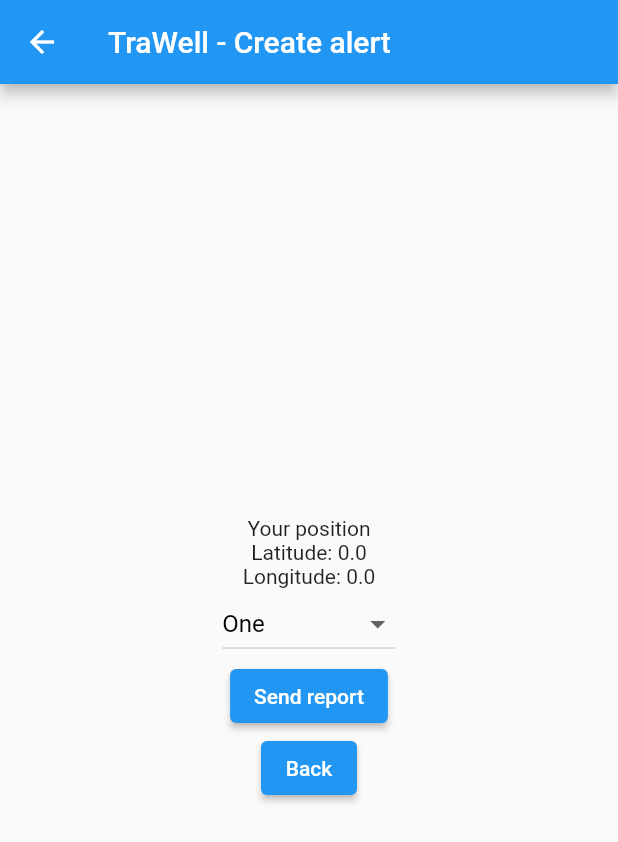
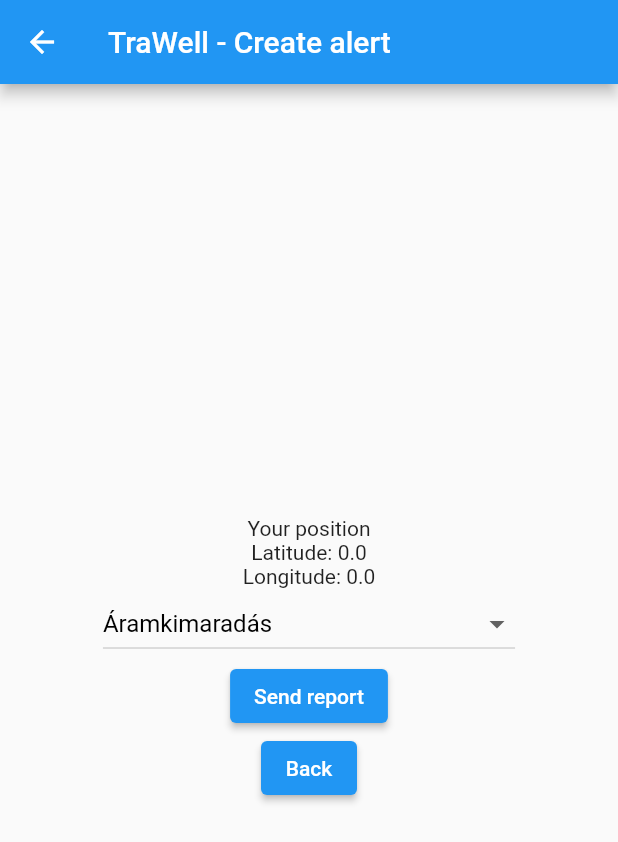
Before and after one commit to rigopeti96/flutter_homework, a Flutter app: the CreateAlertPage screen opened directly with empty values, on a phone screen of 412 x 824 dp. Shown: the top 842 px of the screen. Run offline on Flutter 3.47's test engine with Material 2 defaults, Android fonts, the phone set to English and light mode, and no system bars; our stand-ins replace geolocator, google_maps_flutter.

Commit message:
Dropdown list works - PR

```diff
--- a/lib/alerts/createalerts.dart
+++ b/lib/alerts/createalerts.dart
@@ -18,8 +18,19 @@
 
 class _CreateAlertPage extends State<CreateAlertPage> {
   final LatLng position;
-  String selectedString = "One";
-  List<String> list = <String>['One', 'Two', 'Three', 'Four'];
+  String reportType = "Áramkimaradás";
+
+  List<String> list = <String>['Áramkimaradás',
+    'Baleset (autó)',
+    'Baleset (tömegközlekedési eszköz)',
+    'Ellenőr',
+    'Forgalmi torlódás',
+    'Időjárás miatti fennakadás',
+    'Ismeretlen',
+    'Késés',
+    'Szerelvényhiba',
+    'Utas rosszullét'
+  ];
   _CreateAlertPage({required this.position});
 
   @override
@@ -35,10 +46,10 @@
             Text("Longitude: ${position.longitude.toString()}"),
             DropdownButton<String>(
               hint: new Text("Select a user"),
-              value: selectedString,
+              value: reportType,
               onChanged: (String? newValue) {
                 setState(() {
-                  selectedString = newValue!;
+                  reportType = newValue!;
                 });
               },
               items: list.map((String value) {
```
